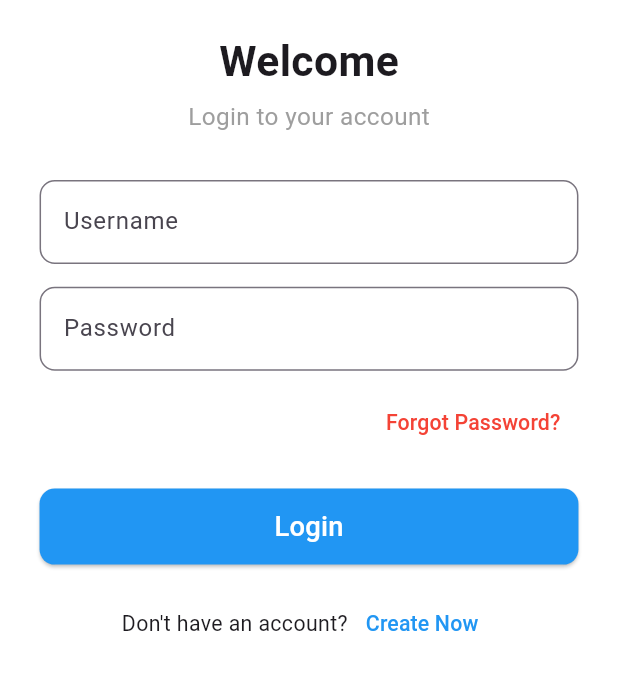
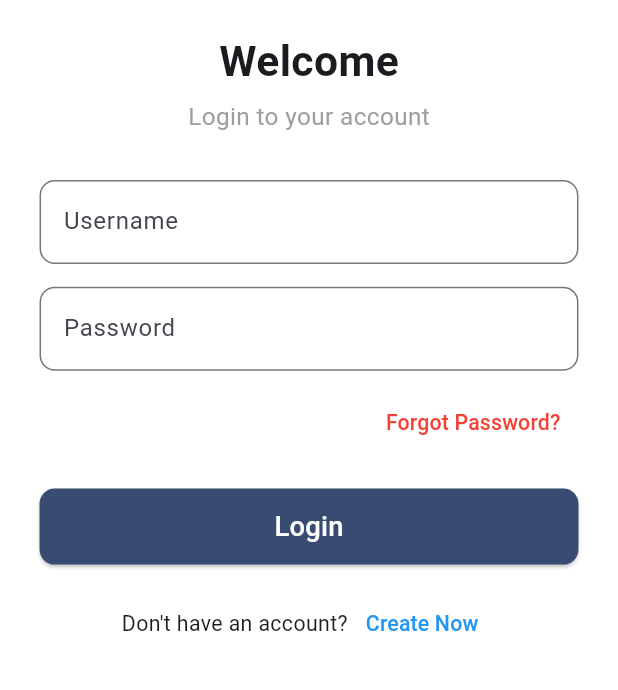
Before and after one commit to ismailQ62/graduation-project, a Flutter app: the screen it shows after launch, on a phone screen of 412 x 824 dp, the part 306-996 px from its top. Run offline on Flutter 3.47's test engine with Material 3 defaults, Android fonts, the phone set to English and light mode, and no system bars; our stand-ins replace flutter_screenutil, loading_animation_widget.

Commit message:
Updated CustomButton  color

```diff
--- a/lib/widgets/custom_button.dart
+++ b/lib/widgets/custom_button.dart
@@ -8,10 +8,10 @@ class CustomButton extends StatelessWidget {
   final Color color;
 
   const CustomButton({
+    super.key,
     required this.text,
     required this.onPressed,
-    this.color = Colors.blue,
-    super.key,
+    this.color = const Color.fromRGBO(56, 75, 112, 1), //
   });
 
   @override
```
